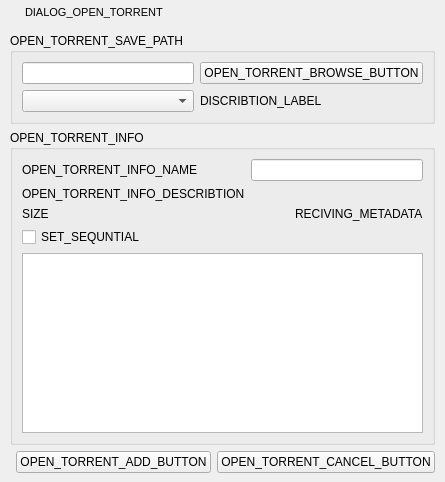
First picture: the form in src/torrent/gui/FormFiles/OpenTorrentDialog.ui, repository CuteTorrent/CuteTorrent, before the edit.
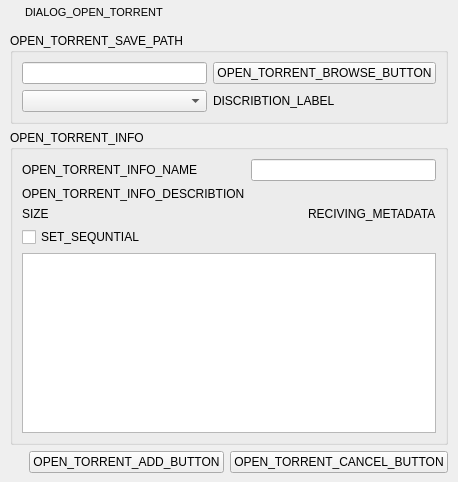
Second picture: the form after the edit. Icons and pictures are not drawn.

Commit message: Command line parsing changed; HtmlView redirection ulrs support; win extras port for qt4; updated loader gif;

```diff
--- a/src/torrent/gui/FormFiles/OpenTorrentDialog.ui
+++ b/src/torrent/gui/FormFiles/OpenTorrentDialog.ui
@@ -6,7 +6,7 @@
    <rect>
     <x>0</x>
     <y>0</y>
-    <width>436</width>
+    <width>458</width>
     <height>482</height>
    </rect>
   </property>
@@ -194,50 +194,89 @@
          <string>OPEN_TORRENT_INFO</string>
         </property>
         <layout class="QGridLayout" name="gridLayout_2">
+         <property name="sizeConstraint">
+          <enum>QLayout::SetDefaultConstraint</enum>
+         </property>
+         <item row="0" column="0">
+          <widget class="QLabel" name="labelNameTitile">
+           <property name="sizePolicy">
+            <sizepolicy hsizetype="Minimum" vsizetype="Preferred">
+             <horstretch>0</horstretch>
+             <verstretch>0</verstretch>
+            </sizepolicy>
+           </property>
+           <property name="text">
+            <string>OPEN_TORRENT_INFO_NAME</string>
+           </property>
+          </widget>
+         </item>
+         <item row="1" column="0">
+          <widget class="QLabel" name="labelCommentTitle">
+           <property name="sizePolicy">
+            <sizepolicy hsizetype="Minimum" vsizetype="Preferred">
+             <horstretch>0</horstretch>
+             <verstretch>0</verstretch>
+            </sizepolicy>
+           </property>
+           <property name="text">
+            <string>OPEN_TORRENT_INFO_DESCRIBTION</string>
+           </property>
+          </widget>
+         </item>
          <item row="2" column="0">
           <widget class="QLabel" name="labelSizeTitle">
+           <property name="sizePolicy">
+            <sizepolicy hsizetype="Minimum" vsizetype="Preferred">
+             <horstretch>0</horstretch>
+             <verstretch>0</verstretch>
+            </sizepolicy>
+           </property>
            <property name="text">
             <string>SIZE</string>
            </property>
           </widget>
          </item>
-         <item row="2" column="5">
+         <item row="0" column="1" colspan="3">
+          <widget class="QLineEdit" name="labelNameData">
+           <property name="sizePolicy">
+            <sizepolicy hsizetype="Expanding" vsizetype="Preferred">
+             <horstretch>0</horstretch>
+             <verstretch>0</verstretch>
+            </sizepolicy>
+           </property>
+           <property name="text">
+            <string/>
+           </property>
+          </widget>
+         </item>
+         <item row="2" column="3">
           <widget class="QLabel" name="loaderTextLabel">
            <property name="text">
             <string>RECIVING_METADATA</string>
            </property>
           </widget>
          </item>
-         <item row="1" column="0" colspan="2">
-          <widget class="QLabel" name="labelCommentTitle">
-           <property name="text">
-            <string>OPEN_TORRENT_INFO_DESCRIBTION</string>
+         <item row="2" column="1">
+          <widget class="QLabel" name="labelSizeData">
+           <property name="sizePolicy">
+            <sizepolicy hsizetype="Expanding" vsizetype="Preferred">
+             <horstretch>0</horstretch>
+             <verstretch>0</verstretch>
+            </sizepolicy>
            </property>
-          </widget>
-         </item>
-         <item row="0" column="0">
-          <widget class="QLabel" name="labelNameTitile">
-           <property name="text">
-            <string>OPEN_TORRENT_INFO_NAME</string>
-           </property>
-          </widget>
-         </item>
-         <item row="0" column="2" colspan="4">
-          <widget class="QLineEdit" name="labelNameData">
            <property name="text">
             <string/>
            </property>
           </widget>
          </item>
-         <item row="4" column="0" colspan="6">
-          <widget class="QTreeView" name="torrentFilesTreeView">
-           <property name="styleSheet">
-            <string notr="true"/>
-           </property>
-          </widget>
-         </item>
-         <item row="1" column="2" colspan="4">
+         <item row="1" column="1" colspan="3">
           <widget class="QLabel" name="labelComentData">
+           <property name="sizePolicy">
+            <sizepolicy hsizetype="Expanding" vsizetype="Preferred">
+             <horstretch>0</horstretch>
+             <verstretch>0</verstretch>
+            </sizepolicy>
+           </property>
            <property name="maximumSize">
             <size>
              <width>16777215</width>
@@ -255,21 +294,21 @@
            </property>
           </widget>
          </item>
-         <item row="2" column="4">
+         <item row="2" column="2">
           <widget class="QLabel" name="loaderGifLabel">
            <property name="text">
             <string/>
            </property>
           </widget>
          </item>
-         <item row="2" column="1" colspan="3">
-          <widget class="QLabel" name="labelSizeData">
-           <property name="text">
-            <string/>
+         <item row="4" column="0" colspan="4">
+          <widget class="QTreeView" name="torrentFilesTreeView">
+           <property name="styleSheet">
+            <string notr="true"/>
            </property>
           </widget>
          </item>
-         <item row="3" column="0">
+         <item row="3" column="0" colspan="4">
           <widget class="QCheckBox" name="setSequntialCheckBox">
            <property name="text">
             <string>SET_SEQUNTIAL</string>
```
Left out of the diff: 76 changed lines with no effect on the pictures. The commit also changes 429 other files.
